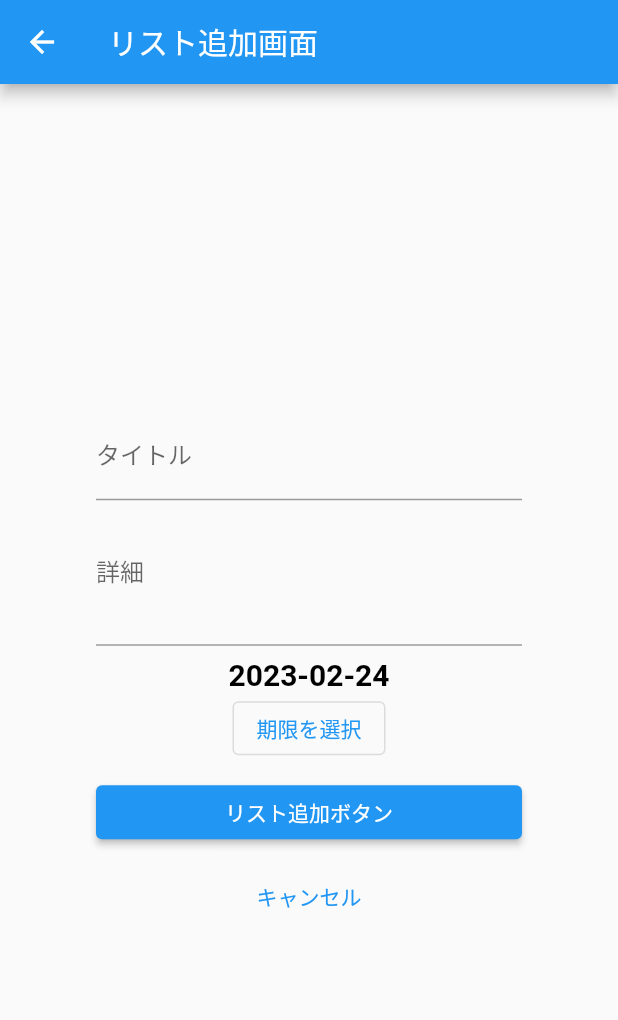
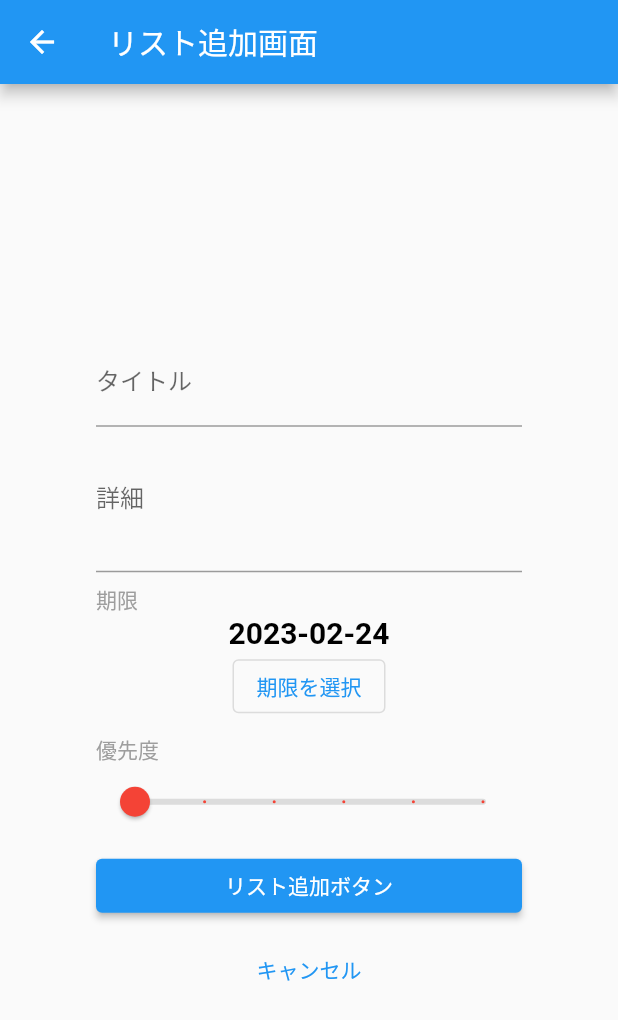
Before and after one commit to sunamoto-mikiya/flutter-to-do, a Flutter app: the ToDoAddPage screen opened directly with empty values, on a phone screen of 412 x 824 dp. Shown: the top 1020 px of the screen. Run offline on Flutter 3.47's test engine with Material 2 defaults, Android fonts, the phone set to English and light mode, and no system bars; our stand-ins replace cloud_firestore, firebase_auth, firebase_core, flutter_datetime_picker; missing offline and left inert: dart:ffi; accounts and stored records are empty.

Commit message:
優先度入力

```diff
--- a/lib/main.dart
+++ b/lib/main.dart
@@ -1,3 +1,5 @@
+import 'dart:ffi';
+
 import 'package:cloud_firestore/cloud_firestore.dart';
 import 'package:firebase_auth/firebase_auth.dart';
 import 'package:firebase_core/firebase_core.dart';
@@ -221,6 +223,7 @@ class _ToDoAddPageState extends State<ToDoAddPage> {
   String _text = '';
   String _description = '';
   DateTime _deadLine = DateTime.now();
+  double _level = 1;
 
   @override
   Widget build(BuildContext context) {
@@ -255,6 +258,12 @@ class _ToDoAddPageState extends State<ToDoAddPage> {
               },
             ),
             const SizedBox(height: 8),
+            Container(
+              width: double.infinity,
+              child: Text('期限',
+                  textAlign: TextAlign.left,
+                  style: TextStyle(color: Colors.grey)),
+            ),
             Text(DateFormat('yyyy-MM-dd').format(_deadLine),
                 style: TextStyle(
                   color: Colors.black,
@@ -277,6 +286,26 @@ class _ToDoAddPageState extends State<ToDoAddPage> {
                   '期限を選択',
                   style: TextStyle(color: Colors.blue),
                 )),
+            const SizedBox(height: 8),
+            Container(
+              width: double.infinity,
+              child: Text('優先度',
+                  textAlign: TextAlign.left,
+                  style: TextStyle(color: Colors.grey)),
+            ),
+            Slider(
+                value: _level,
+                min: 1,
+                max: 5,
+                label: _level.round().toString(),
+                divisions: 5,
+                inactiveColor: Colors.black12,
+                activeColor: Colors.red,
+                onChanged: (level) {
+                  setState(() {
+                    _level = level.round().toDouble();
+                  });
+                }),
             const SizedBox(height: 8),
             Container(
               width: double.infinity,
```
